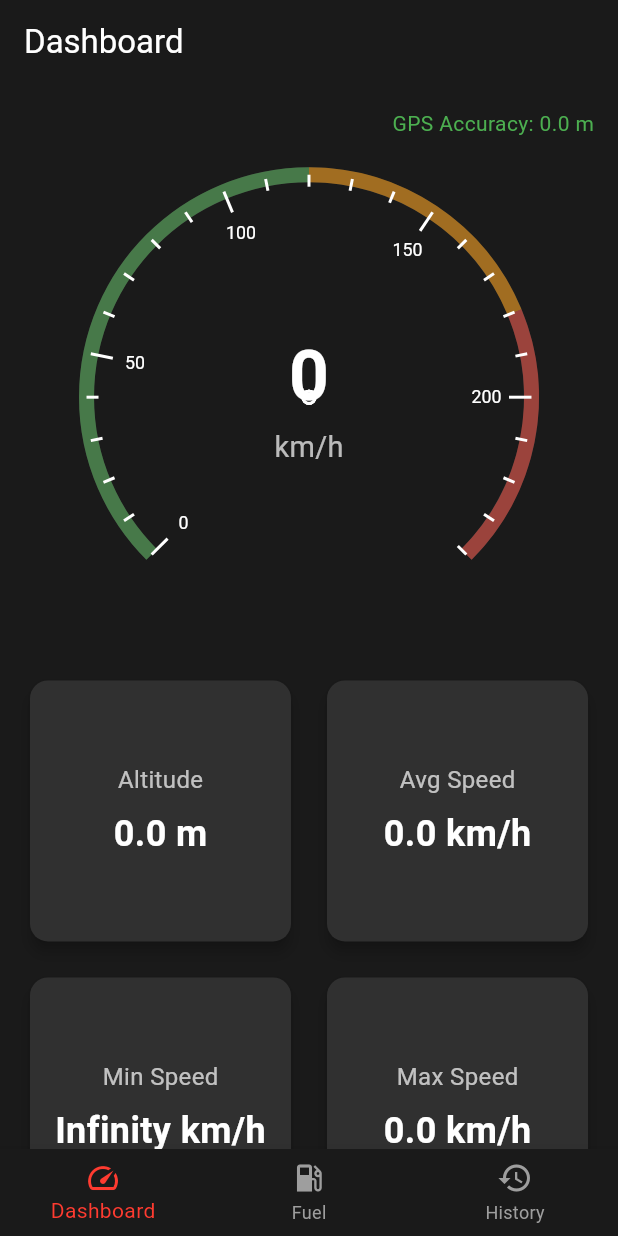
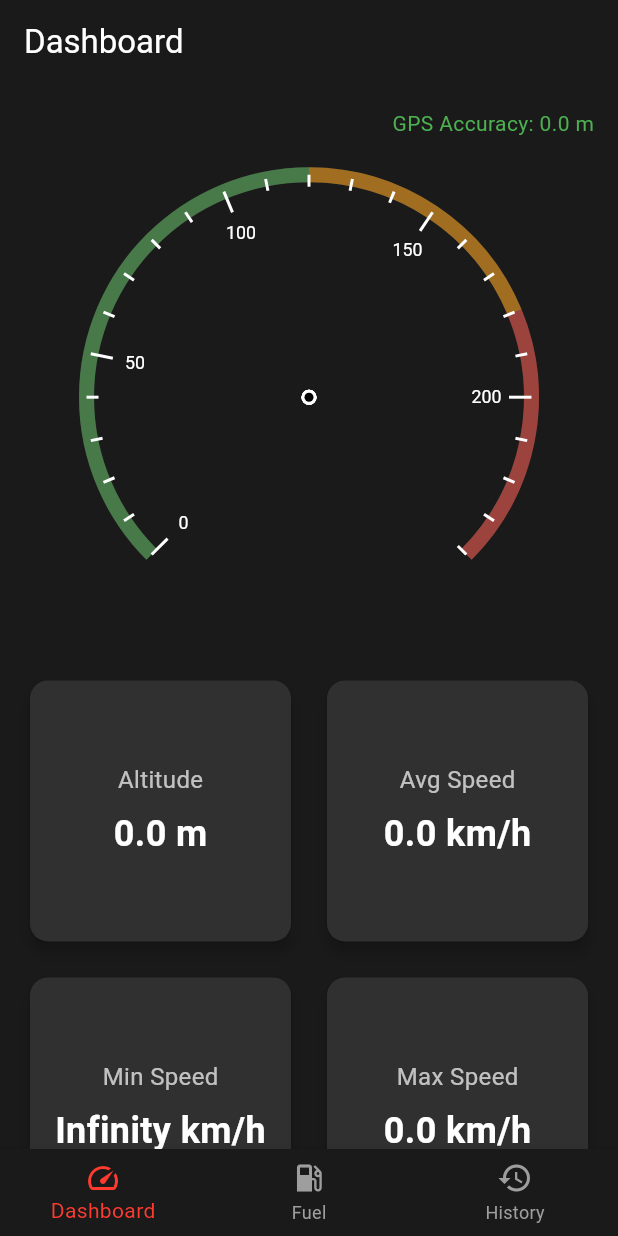
Before and after one commit to antocalderone/autoperf_monitor, a Flutter app: the screen it shows after launch, on a phone screen of 412 x 824 dp. Run offline on Flutter 3.47's test engine with Material 3 defaults, Android fonts, the phone set to English and light mode, and no system bars; our stand-ins replace csv, fl_chart, geolocator, pdf, sensors_plus, shared_preferences and 1 more; missing offline and left inert: bluetooth_obd; accounts and stored records are empty.

Commit message:
Feat: Remove digital speedometer from dashboard
This commit removes the digital speedometer from the dashboard screen, leaving only the analog speedometer. This simplifies the UI and provides a cleaner look.

```diff
--- a/lib/screens/dashboard_screen.dart
+++ b/lib/screens/dashboard_screen.dart
@@ -211,29 +211,6 @@ class _DashboardScreenState extends State<DashboardScreen> with SingleTickerProv
                 alignment: Alignment.center,
                 children: [
                   AnalogSpeedometer(speed: speedToDisplay),
-                  ScaleTransition(
-                    scale: _scaleAnimation, // Corrected to use _scaleAnimation
-                    child: Column(
-                      mainAxisSize: MainAxisSize.min,
-                      children: [
-                        Text(
-                          '${speedToDisplay.toInt()}',
-                          style: const TextStyle(
-                            fontSize: 48,
-                            fontWeight: FontWeight.bold,
-                            color: Colors.white,
-                          ),
-                        ),
-                        const Text(
-                          'km/h',
-                          style: TextStyle(
-                            fontSize: 20,
-                            color: Colors.white70,
-                          ),
-                        ),
-                      ],
-                    ),
-                  ),
                 ],
               ),
             ),
```
